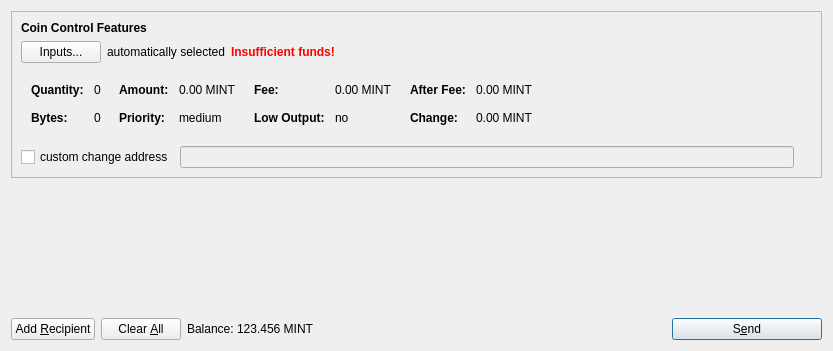
The window that src/qt/forms/sendcoinsdialog.ui (netcoinfoundation/netcoin) describes before a commit, drawn with Qt 5.
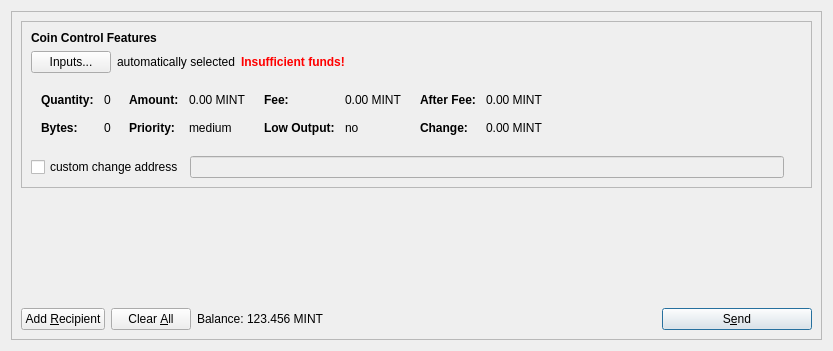
The same window after the commit. Icons and pictures are not drawn.

Diff of the .ui file:
```diff
--- a/src/qt/forms/sendcoinsdialog.ui
+++ b/src/qt/forms/sendcoinsdialog.ui
@@ -18,6 +18,15 @@
   </property>
   <layout class="QGridLayout" name="gridLayout_2">
    <item row="0" column="0">
+    <widget class="QFrame" name="frame">
+     <property name="frameShape">
+      <enum>QFrame::StyledPanel</enum>
+     </property>
+     <property name="frameShadow">
+      <enum>QFrame::Raised</enum>
+     </property>
+     <layout class="QGridLayout" name="gridLayout_4">
+      <item row="0" column="0">
     <layout class="QGridLayout" name="gridLayout">
      <item row="0" column="0">
       <widget class="QFrame" name="frameCoinControl">
@@ -872,8 +881,8 @@
          <rect>
           <x>0</x>
           <y>0</y>
-          <width>811</width>
-          <height>119</height>
+             <width>791</width>
+             <height>104</height>
          </rect>
         </property>
         <property name="sizePolicy">
@@ -1521,6 +1530,9 @@
       </widget>
      </item>
     </layout>
+      </item>
+     </layout>
+    </widget>
    </item>
   </layout>
  </widget>
```
Lines whose indentation alone changed are shown as unchanged.
